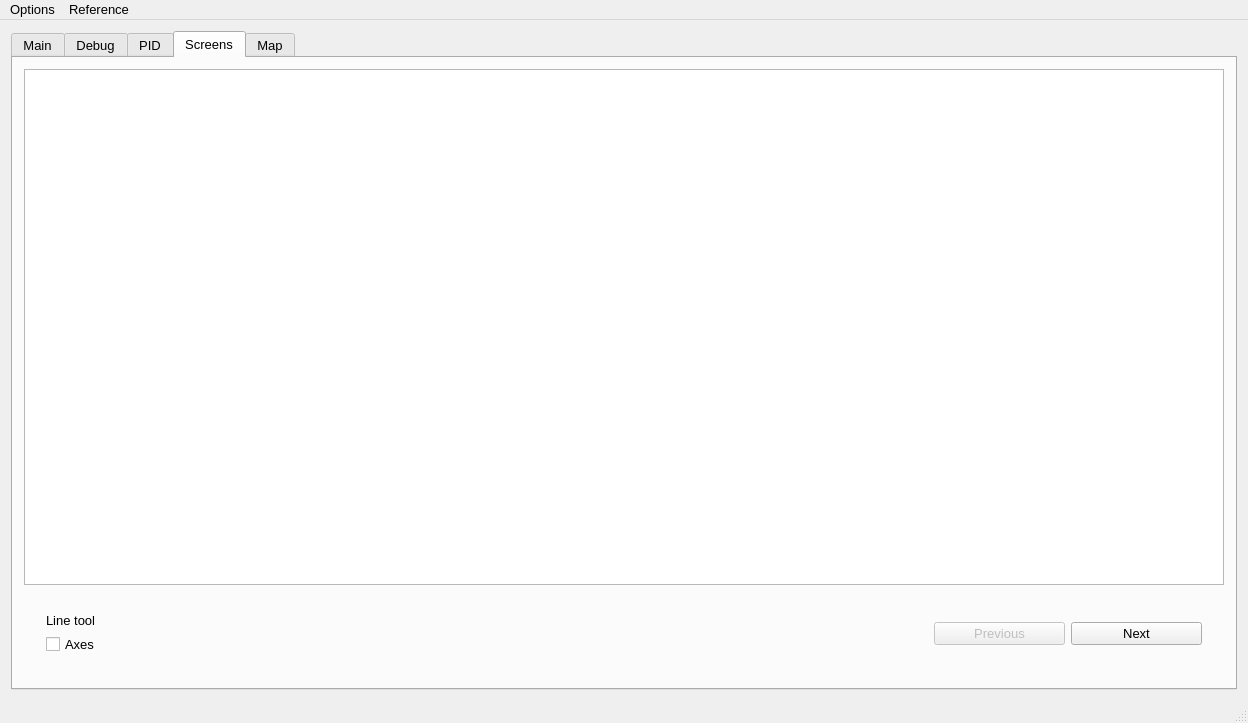
Qt form mainwindow.ui (robocenter-rov/remote-control) before a commit.
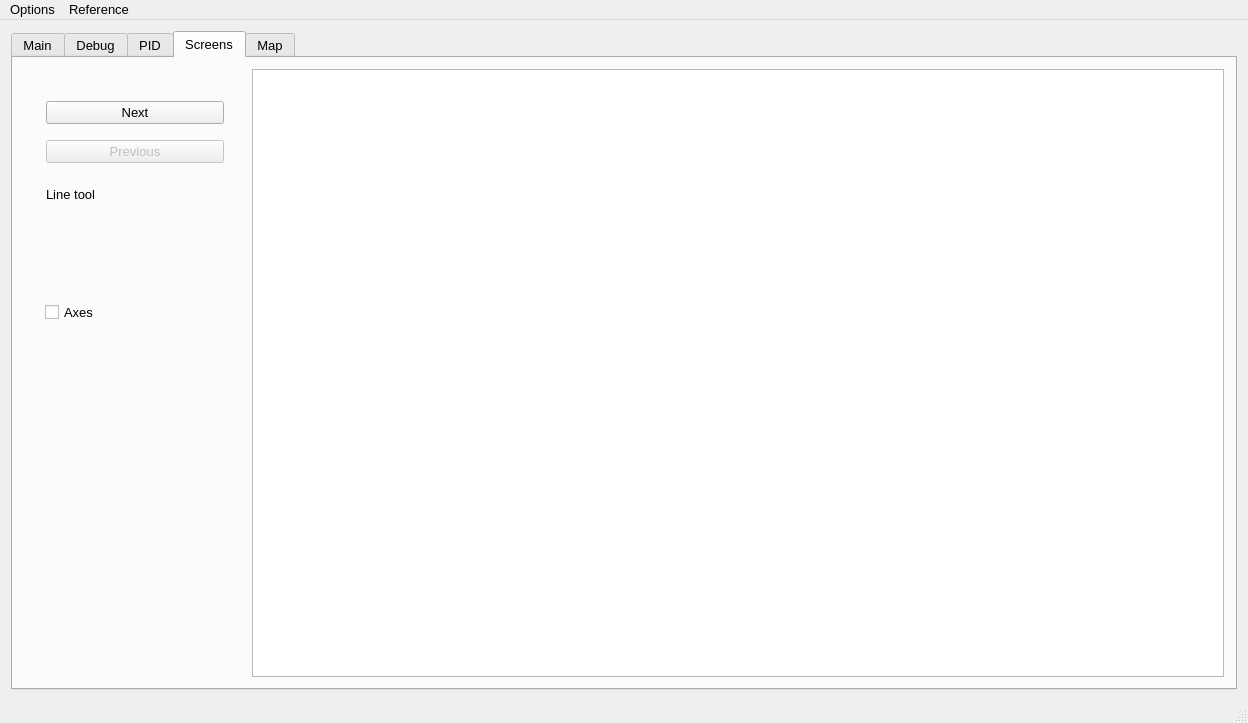
The same form after that commit. The open tabs and pages were chosen to show the change. Custom widgets are drawn as their Qt base class.

What changed in the file:
```diff
--- a/mainwindow.ui
+++ b/mainwindow.ui
@@ -37,7 +37,7 @@
    <property name="styleSheet">
     <string notr="true"/>
    </property>
-   <layout class="QVBoxLayout" name="verticalLayout">
+   <layout class="QHBoxLayout" name="horizontalLayout_4">
     <item>
      <widget class="QTabWidget" name="tabWidget">
       <property name="currentIndex">
@@ -2908,20 +2908,7 @@
        <attribute name="title">
         <string>Screens</string>
        </attribute>
-       <layout class="QVBoxLayout" name="verticalLayout_4">
-        <item>
-         <widget class="QGraphicsView" name="screensView">
-          <property name="verticalScrollBarPolicy">
-           <enum>Qt::ScrollBarAlwaysOff</enum>
-          </property>
-          <property name="horizontalScrollBarPolicy">
-           <enum>Qt::ScrollBarAlwaysOff</enum>
-          </property>
-          <property name="sizeAdjustPolicy">
-           <enum>QAbstractScrollArea::AdjustToContents</enum>
-          </property>
-         </widget>
-        </item>
+       <layout class="QHBoxLayout" name="horizontalLayout_2">
         <item>
          <widget class="QWidget" name="toolsWidget" native="true">
           <property name="minimumSize">
@@ -2936,51 +2923,23 @@
             <height>16777215</height>
            </size>
           </property>
-          <layout class="QHBoxLayout" name="horizontalLayout_4">
-           <item>
-            <widget class="QWidget" name="curToolWidget" native="true">
-             <layout class="QVBoxLayout" name="verticalLayout_3">
-              <item>
-               <widget class="QLabel" name="currentToolLabel">
-                <property name="maximumSize">
-                 <size>
-                  <width>1677215</width>
-                  <height>16777215</height>
-                 </size>
-                </property>
-                <property name="text">
-                 <string>Line tool</string>
-                </property>
-               </widget>
-              </item>
-              <item>
-               <widget class="QCheckBox" name="axesCheckBox">
-                <property name="maximumSize">
-                 <size>
-                  <width>100</width>
-                  <height>16777215</height>
-                 </size>
-                </property>
-                <property name="text">
-                 <string>Axes</string>
-                </property>
-               </widget>
-              </item>
-             </layout>
-            </widget>
-           </item>
-           <item>
-            <widget class="QWidget" name="currentToolWidget" native="true">
-             <zorder>axesCheckBox</zorder>
-             <zorder>currentToolLabel</zorder>
-            </widget>
-           </item>
-           <item>
-            <widget class="QWidget" name="propWidget" native="true"/>
-           </item>
+          <layout class="QVBoxLayout" name="verticalLayout_4">
            <item>
             <widget class="QWidget" name="stepsWidget" native="true">
-             <layout class="QHBoxLayout" name="stepsLayout">
+             <property name="maximumSize">
+              <size>
+               <width>16777215</width>
+               <height>150</height>
+              </size>
+             </property>
+             <layout class="QVBoxLayout" name="verticalLayout">
+              <item>
+               <widget class="QPushButton" name="nextStepButton">
+                <property name="text">
+                 <string>Next</string>
+                </property>
+               </widget>
+              </item>
               <item>
                <widget class="QPushButton" name="previousStepButton">
                 <property name="enabled">
@@ -2992,18 +2951,82 @@
                </widget>
               </item>
               <item>
-               <widget class="QPushButton" name="nextStepButton">
+               <widget class="QLabel" name="currentToolLabel">
+                <property name="minimumSize">
+                 <size>
+                  <width>0</width>
+                  <height>0</height>
+                 </size>
+                </property>
+                <property name="maximumSize">
+                 <size>
+                  <width>1677215</width>
+                  <height>30</height>
+                 </size>
+                </property>
                 <property name="text">
-                 <string>Next</string>
+                 <string>Line tool</string>
                 </property>
                </widget>
               </item>
              </layout>
             </widget>
            </item>
+           <item>
+            <widget class="QWidget" name="propWidget" native="true">
+             <property name="minimumSize">
+              <size>
+               <width>200</width>
+               <height>0</height>
+              </size>
+             </property>
+             <property name="maximumSize">
+              <size>
+               <width>16777215</width>
+               <height>50</height>
+              </size>
+             </property>
+            </widget>
+           </item>
+           <item>
+            <widget class="QWidget" name="curToolWidget" native="true">
+             <widget class="QCheckBox" name="axesCheckBox">
+              <property name="geometry">
+               <rect>
+                <x>10</x>
+                <y>10</y>
+                <width>61</width>
+                <height>20</height>
+               </rect>
+              </property>
+              <property name="maximumSize">
+               <size>
+                <width>100</width>
+                <height>16777215</height>
+               </size>
+              </property>
+              <property name="text">
+               <string>Axes</string>
+              </property>
+             </widget>
+            </widget>
+           </item>
           </layout>
          </widget>
         </item>
+        <item>
+         <widget class="QGraphicsView" name="screensView">
+          <property name="verticalScrollBarPolicy">
+           <enum>Qt::ScrollBarAlwaysOff</enum>
+          </property>
+          <property name="horizontalScrollBarPolicy">
+           <enum>Qt::ScrollBarAlwaysOff</enum>
+          </property>
+          <property name="sizeAdjustPolicy">
+           <enum>QAbstractScrollArea::AdjustToContents</enum>
+          </property>
+         </widget>
+        </item>
        </layout>
       </widget>
       <widget class="QWidget" name="mapTab">
```
Left out of the diff: 2 changed lines with no effect on the pictures.
